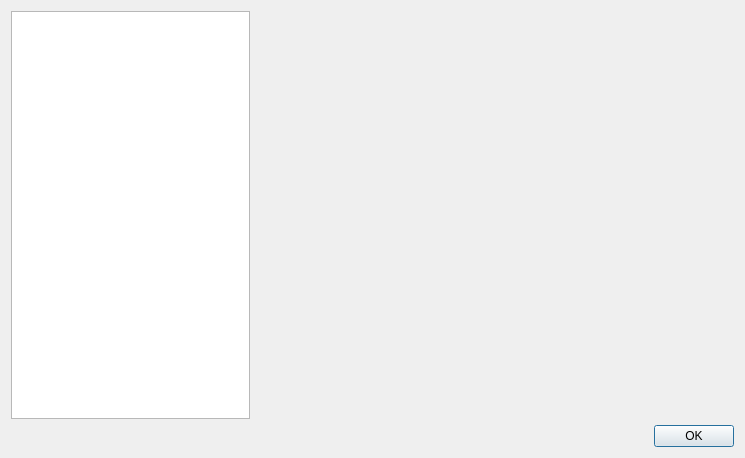
This is src/ui/dialogs/settings_dialog.ui in mbasaglia/glaxnimate as Qt 5 draws it before an edit. The edited form follows.
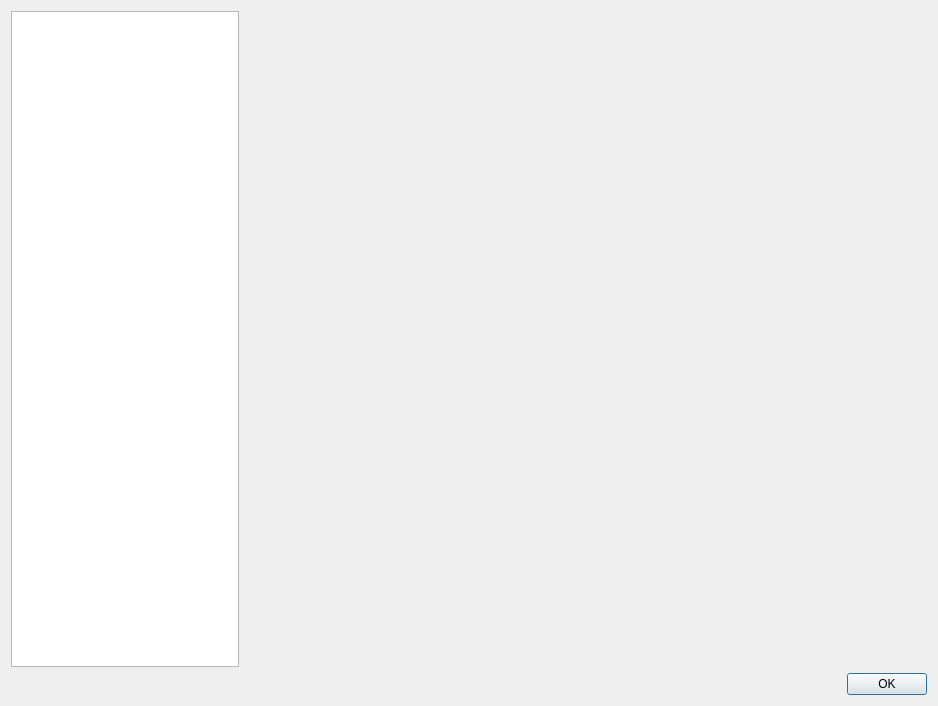
This is the edited form. Icons and pictures are not drawn.

```diff
--- a/src/ui/dialogs/settings_dialog.ui
+++ b/src/ui/dialogs/settings_dialog.ui
@@ -6,8 +6,8 @@
    <rect>
     <x>0</x>
     <y>0</y>
-    <width>745</width>
-    <height>458</height>
+    <width>938</width>
+    <height>706</height>
    </rect>
   </property>
   <property name="windowTitle">
@@ -19,7 +19,7 @@
   </property>
   <layout class="QVBoxLayout" name="verticalLayout">
    <item>
-    <layout class="QHBoxLayout" name="horizontalLayout" stretch="1,2">
+    <layout class="QHBoxLayout" name="horizontalLayout" stretch="1,3">
      <item>
       <widget class="QListWidget" name="list_widget">
        <property name="sizePolicy">
```
